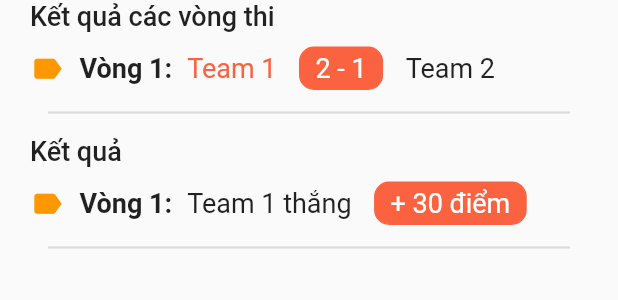
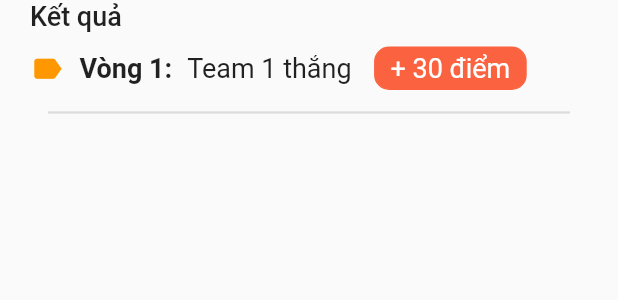
Before and after one commit to vuthingngoc/UniCEC_Mobi, a Flutter app: the ViewResultTeam widget shown alone on an empty page, opened directly, on a phone screen of 412 x 824 dp. Shown: the top 300 px of the screen. Run offline on Flutter 3.47's test engine with Material 2 defaults, Android fonts, the phone set to English and light mode, and no system bars; our stand-ins replace awesome_dialog, equatable, firebase_auth, firebase_core, firebase_messaging, flutter_bloc and 10 more; missing offline and left inert: gender_picker, loadmore; accounts and stored records are empty.

Commit message:
update UI match detail

```diff
--- a/lib/screens/view_detail_team_participant/component/view_result_team.dart
+++ b/lib/screens/view_detail_team_participant/component/view_result_team.dart
@@ -15,66 +15,6 @@ class _ViewResultTeamState extends State<ViewResultTeam> {
     return SingleChildScrollView(
       child: Column(
         children: [
-          Padding(
-            padding: const EdgeInsets.only(left: 20.0, right: 20),
-            child: Row(
-              children: [
-                Row(
-                  children: const [
-                    Text(
-                      'Kết quả các vòng thi',
-                      style: TextStyle(fontWeight: FontWeight.w500, fontSize: 18),
-                    ),
-                  ],
-                ),
-              ],
-            ),
-          ),
-          Padding(
-            padding: const EdgeInsets.only(left: 20, right: 20, top: 10),
-            child: Row(
-              children: [
-                Icon(
-                  Icons.label,
-                  size: 23,
-                  color: Colors.orange,
-                ),
-                SizedBox(width: 10.0),
-                Text(
-                  "Vòng 1:",
-                  style: TextStyle(fontSize: 18, fontWeight: FontWeight.bold),
-                ),
-                SizedBox(width: 10.0),
-                Text(
-                  "Team 1",
-                  style: TextStyle(fontSize: 18, color: ArgonColors.warning),
-                ),
-                Container(
-                  margin: const EdgeInsets.symmetric(horizontal: 15),
-                  padding: const EdgeInsets.symmetric(vertical: 3, horizontal: 10),
-                  decoration: BoxDecoration(
-                      border: Border.all(color: ArgonColors.warning),
-                      color: ArgonColors.warning,
-                      borderRadius: const BorderRadius.all(Radius.circular(10))),
-                  child: Text(
-                    "2 - 1",
-                    style: TextStyle(fontSize: 18, color: Colors.white),
-                  ),
-                ),
-                Text(
-                  "Team 2",
-                  style: TextStyle(
-                      fontSize: 18),
-                ),
-              ],
-            ),
-          ),
-          Divider(
-            height: 30.0,
-            thickness: 1.5,
-            indent: 32.0,
-            endIndent: 32.0,
-          ),
           Padding(
             padding: const EdgeInsets.only(left: 20.0, right: 20),
             child: Row(
@@ -121,6 +61,7 @@ class _ViewResultTeamState extends State<ViewResultTeam> {
                     style: TextStyle(fontSize: 18, color: Colors.white),
                   ),
                 ),
+
               ],
             ),
           ),
```
Also changed, not shown: lib/screens/view_detai_match/component/detail_match_menu.dart (+35 -8 lines).
